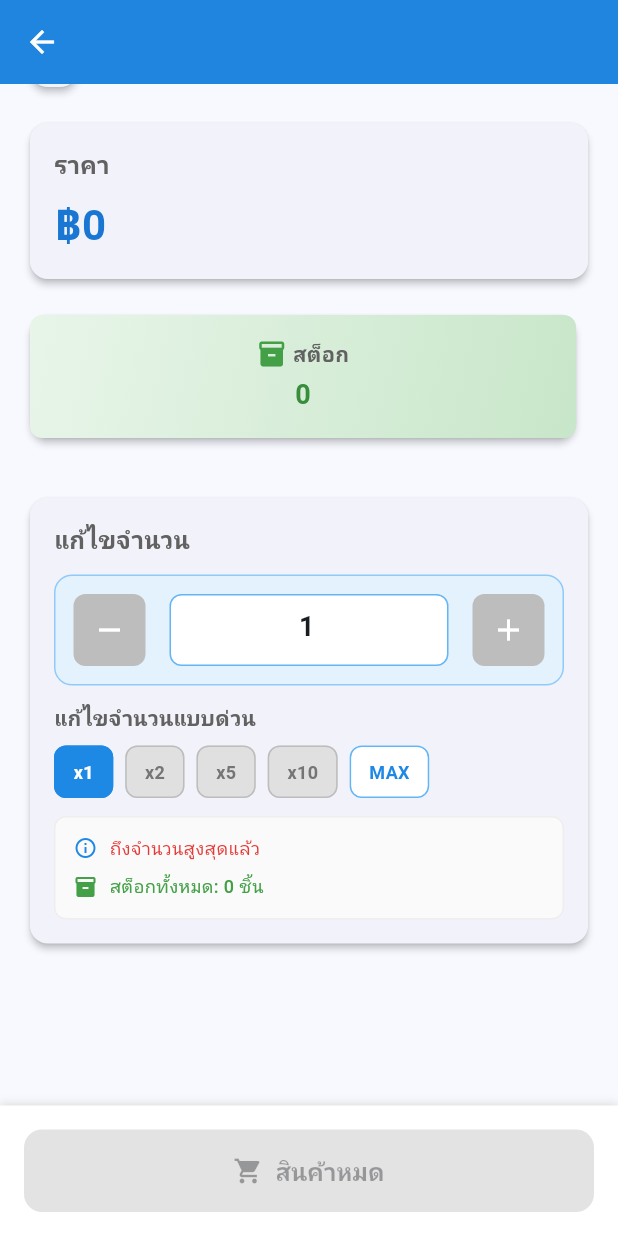
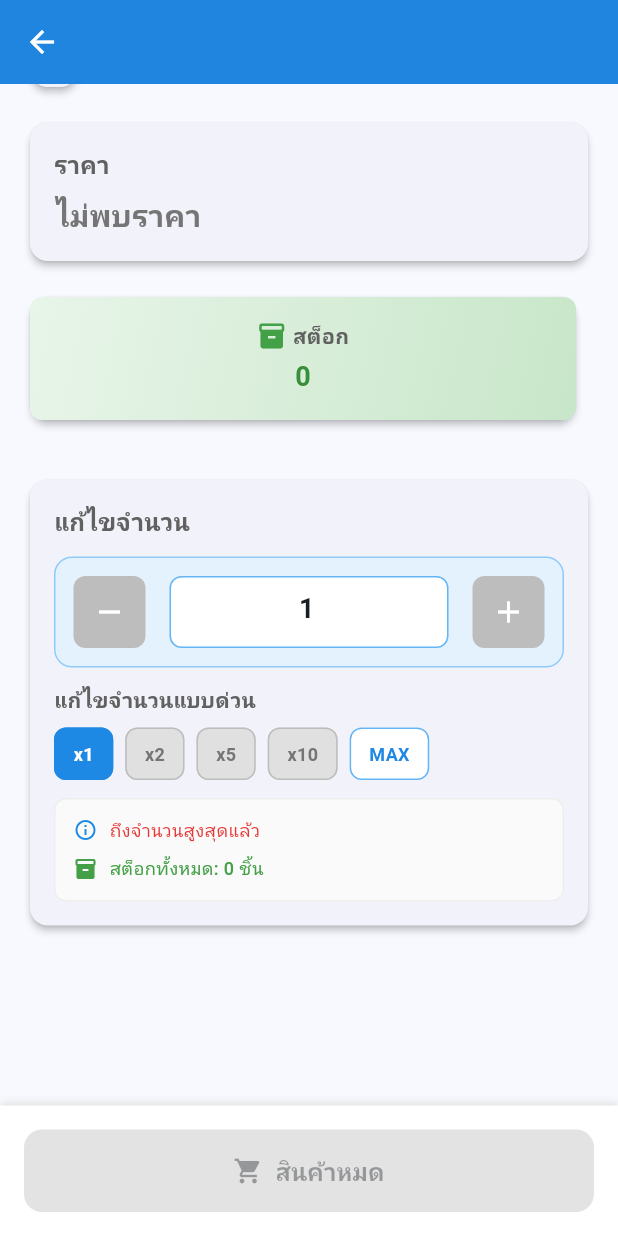
Before and after one commit to jaturapornchai/smlmarket2, a Flutter app: the ProductDetailScreen screen opened directly with empty values, scrolled down 408 dp, on a phone screen of 412 x 824 dp. Run offline on Flutter 3.47's test engine with Material 3 defaults, Android fonts, the phone set to English and light mode, and no system bars; our stand-ins replace equatable, flutter_bloc, logger; network calls fail.

Commit message:
Add product code and barcode display to ProductCard
- Added product code display after product name
- Added barcode display with orange badge styling
- Created _getFirstBarcode() helper method for comma-separated barcodes
- Both fields only show when data is available
- Improved product card information layout

```diff
--- a/lib/data/data_sources/product_remote_data_source.dart
+++ b/lib/data/data_sources/product_remote_data_source.dart
@@ -16,7 +16,10 @@ abstract class ProductDataSource {
 class ProductRemoteDataSource implements ProductDataSource {
   final http.Client httpClient;
   final Logger logger;
-  static const String baseUrl = 'http://localhost:8008';
+  //static const String baseUrl = (kDebugMode) ? 'http://localhost:8008' : 'https://smlgoapi.dedepos.com';
+  static const String baseUrl = (kDebugMode)
+      ? 'https://smlgoapi.dedepos.com'
+      : 'https://smlgoapi.dedepos.com';
 
   ProductRemoteDataSource({http.Client? httpClient, Logger? logger})
     : httpClient = httpClient ?? http.Client(),
--- a/lib/main.dart
+++ b/lib/main.dart
@@ -25,6 +25,7 @@ class SmlMarketApp extends StatelessWidget {
 
     return MaterialApp(
       title: 'SML Market',
+      debugShowCheckedModeBanner: false,
       theme: ThemeData(
         primarySwatch: Colors.blue,
         useMaterial3: true,
--- a/lib/presentation/screens/product_detail_screen.dart
+++ b/lib/presentation/screens/product_detail_screen.dart
@@ -256,19 +256,26 @@ class _ProductDetailScreenState extends State<ProductDetailScreen> {
             Row(
               children: [
                 Text(
-                  '฿${widget.product.displayPrice.toStringAsFixed(0)}',
+                  widget.product.displayPrice > 0
+                      ? '฿${widget.product.displayPrice.toStringAsFixed(0)}'
+                      : 'ไม่พบราคา',
                   style: TextStyle(
-                    fontSize: 28,
+                    fontSize: widget.product.displayPrice > 0 ? 28 : 20,
                     fontWeight: FontWeight.bold,
-                    color: widget.product.hasPriceDiscrepancy
-                        ? Colors.red[700]
-                        : Colors.blue[700],
+                    color: widget.product.displayPrice > 0
+                        ? (widget.product.hasPriceDiscrepancy
+                              ? Colors.red[700]
+                              : Colors.blue[700])
+                        : Colors.grey[600],
                   ),
                 ),
                 const SizedBox(width: 12),
                 if (widget.product.hasPriceDiscrepancy)
                   Text(
-                    '฿${widget.product.salePrice!.toStringAsFixed(0)}',
+                    widget.product.salePrice != null &&
+                            widget.product.salePrice! > 0
+                        ? '฿${widget.product.salePrice!.toStringAsFixed(0)}'
+                        : 'ไม่พบราคา',
                     style: TextStyle(
                       fontSize: 16,
                       color: Colors.grey[500],
```
Also changed, not shown: lib/presentation/widgets/product_card.dart (+61 -10 lines), firebase.json (added), 2 other files.
